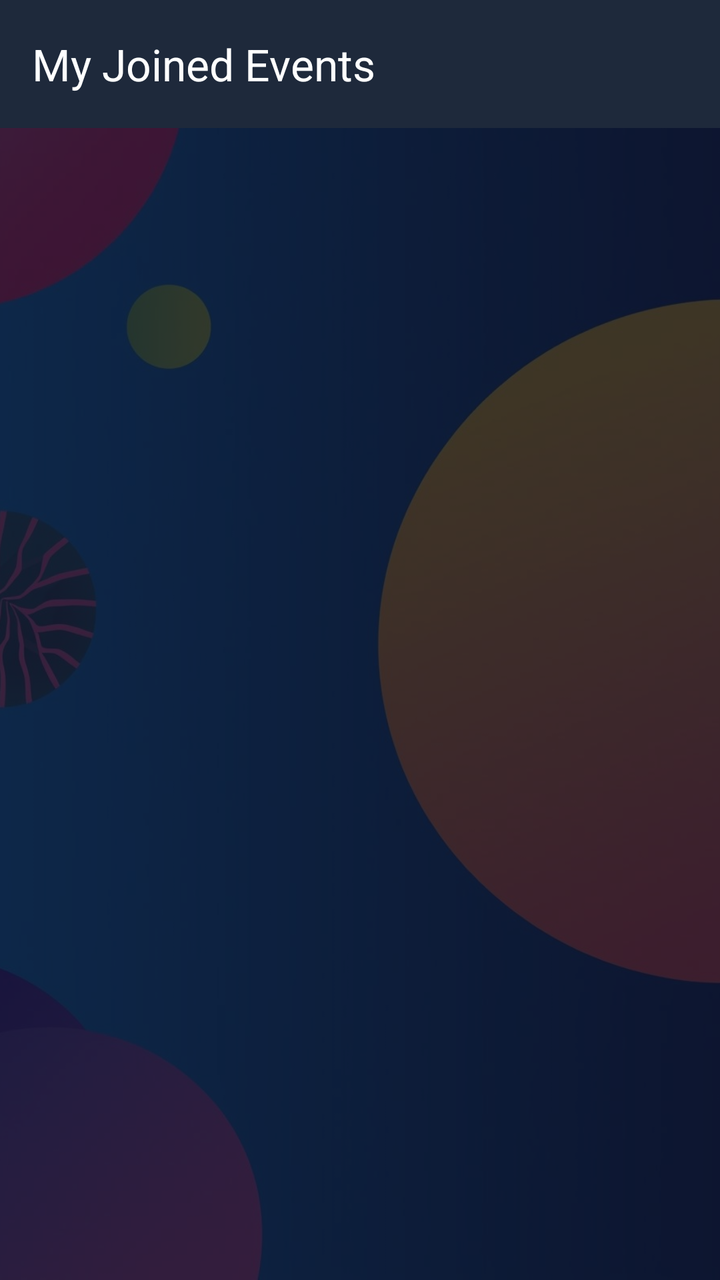
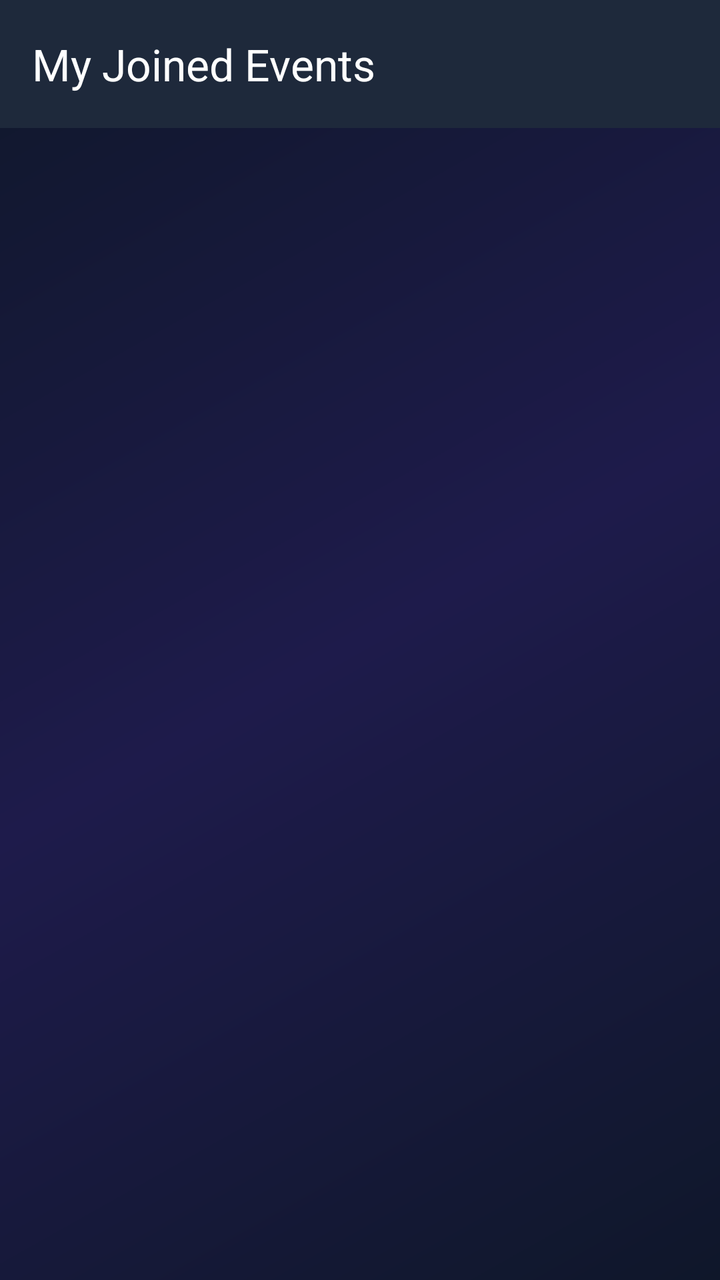

Compare the two renders of this Android layout. The source of the first and the diff that turns it into the second are given below.
<!-- AndroidManifest.xml: application theme Theme.EventManagementSystem -->
<!-- res/layout/activity_my_joined_events.xml -->
<?xml version="1.0" encoding="utf-8"?>
<FrameLayout
    xmlns:android="http://schemas.android.com/apk/res/android"
    xmlns:app="http://schemas.android.com/apk/res-auto"
    android:layout_width="match_parent"
    android:layout_height="match_parent">

    
    <ImageView
        android:layout_width="match_parent"
        android:layout_height="match_parent"
        android:src="@drawable/event_activity"
        android:scaleType="centerCrop"
        android:contentDescription="Background"/>

    
    <View
        android:layout_width="match_parent"
        android:layout_height="match_parent"
        android:background="#CC0F172A"/>

    <LinearLayout
        android:layout_width="match_parent"
        android:layout_height="match_parent"
        android:orientation="vertical">

        <com.google.android.material.appbar.MaterialToolbar
            android:id="@+id/toolbar"
            android:layout_width="match_parent"
            android:layout_height="?attr/actionBarSize"
            android:background="#1E293B"
            app:title="My Joined Events"
            app:titleTextColor="@android:color/white"/>

        <TextView
            android:id="@+id/tvEmptyJoined"
            android:layout_width="match_parent"
            android:layout_height="wrap_content"
            android:text="You haven't joined any events yet."
            android:textSize="18sp"
            android:textStyle="bold"
            android:textColor="#94A3B8"
            android:gravity="center"
            android:visibility="gone"
            android:layout_marginTop="60dp"/>

        <androidx.recyclerview.widget.RecyclerView
            android:id="@+id/recyclerJoined"
            android:layout_width="match_parent"
            android:layout_height="match_parent"
            android:paddingTop="8dp"
            android:paddingBottom="16dp"
            android:clipToPadding="false"/>

    </LinearLayout>

</FrameLayout>
<!-- resources referenced by this layout -->
<resources>
  <!-- drawable event_activity: jpg bitmap (drawable, 97123 bytes) -->
  <style name="Theme.EventManagementSystem" parent="Base.Theme.EventManagementSystem" />
  <style name="Base.Theme.EventManagementSystem" parent="Theme.Material3.DayNight.NoActionBar">
          <item name="colorPrimary">@color/primary</item>
          <item name="colorPrimaryVariant">@color/primary_dark</item>
          <item name="colorSecondary">@color/accent_orange</item>
          <item name="android:statusBarColor">@color/primary_dark</item>
      </style>
  <color name="primary">#4F46E5</color>
  <color name="primary_dark">#3730A3</color>
  <color name="accent_orange">#F97316</color>
</resources>

<!-- the commit's change to res/layout/activity_my_joined_events.xml (unified diff, before → after) -->
@@ -1,57 +1,38 @@
 <?xml version="1.0" encoding="utf-8"?>
-<FrameLayout
+<LinearLayout
     xmlns:android="http://schemas.android.com/apk/res/android"
     xmlns:app="http://schemas.android.com/apk/res-auto"
     android:layout_width="match_parent"
-    android:layout_height="match_parent">
+    android:layout_height="match_parent"
+    android:orientation="vertical"
+    android:background="@drawable/bg_main_gradient">
 
-    
-    <ImageView
+    <com.google.android.material.appbar.MaterialToolbar
+        android:id="@+id/toolbar"
+        android:layout_width="match_parent"
+        android:layout_height="?attr/actionBarSize"
+        android:background="#1E293B"
+        app:title="My Joined Events"
+        app:titleTextColor="@android:color/white"/>
+
+    <TextView
+        android:id="@+id/tvEmptyJoined"
+        android:layout_width="match_parent"
+        android:layout_height="wrap_content"
+        android:text="You haven't joined any events yet."
+        android:textSize="18sp"
+        android:textStyle="bold"
+        android:textColor="#94A3B8"
+        android:gravity="center"
+        android:visibility="gone"
+        android:layout_marginTop="60dp"/>
+
+    <androidx.recyclerview.widget.RecyclerView
+        android:id="@+id/recyclerJoined"
         android:layout_width="match_parent"
         android:layout_height="match_parent"
-        android:src="@drawable/event_activity"
-        android:scaleType="centerCrop"
-        android:contentDescription="Background"/>
+        android:paddingTop="8dp"
+        android:paddingBottom="16dp"
+        android:clipToPadding="false"/>
 
-    
-    <View
-        android:layout_width="match_parent"
-        android:layout_height="match_parent"
-        android:background="#CC0F172A"/>
-
-    <LinearLayout
-        android:layout_width="match_parent"
-        android:layout_height="match_parent"
-        android:orientation="vertical">
-
-        <com.google.android.material.appbar.MaterialToolbar
-            android:id="@+id/toolbar"
-            android:layout_width="match_parent"
-            android:layout_height="?attr/actionBarSize"
-            android:background="#1E293B"
-            app:title="My Joined Events"
-            app:titleTextColor="@android:color/white"/>
-
-        <TextView
-            android:id="@+id/tvEmptyJoined"
-            android:layout_width="match_parent"
-            android:layout_height="wrap_content"
-            android:text="You haven't joined any events yet."
-            android:textSize="18sp"
-            android:textStyle="bold"
-            android:textColor="#94A3B8"
-            android:gravity="center"
-            android:visibility="gone"
-            android:layout_marginTop="60dp"/>
-
-        <androidx.recyclerview.widget.RecyclerView
-            android:id="@+id/recyclerJoined"
-            android:layout_width="match_parent"
-            android:layout_height="match_parent"
-            android:paddingTop="8dp"
-            android:paddingBottom="16dp"
-            android:clipToPadding="false"/>
-
-    </LinearLayout>
-
-</FrameLayout>
+</LinearLayout>
<!-- resource entries referenced after the edit -->
@@ -1,6 +1,16 @@
 <!-- resources referenced by this layout -->
 <resources>
-  <!-- drawable event_activity: jpg bitmap (drawable, 97123 bytes) -->
+  <!-- drawable bg_main_gradient (drawable) -->
+  <?xml version="1.0" encoding="utf-8"?>
+  <shape xmlns:android="http://schemas.android.com/apk/res/android"
+      android:shape="rectangle">
+      <gradient
+          android:angle="135"
+          android:startColor="#0F172A"
+          android:centerColor="#1E1B4B"
+          android:endColor="#0F172A"
+          android:type="linear" />
+  </shape>
   <style name="Theme.EventManagementSystem" parent="Base.Theme.EventManagementSystem" />
   <style name="Base.Theme.EventManagementSystem" parent="Theme.Material3.DayNight.NoActionBar">
           <item name="colorPrimary">@color/primary</item>
@@ -8,8 +18,8 @@
           <item name="colorSecondary">@color/accent_orange</item>
           <item name="android:statusBarColor">@color/primary_dark</item>
       </style>
-  <color name="primary">#4F46E5</color>
-  <color name="primary_dark">#3730A3</color>
+  <color name="primary">#6366F1</color>
+  <color name="primary_dark">#4338CA</color>
   <color name="accent_orange">#F97316</color>
 </resources>
 
